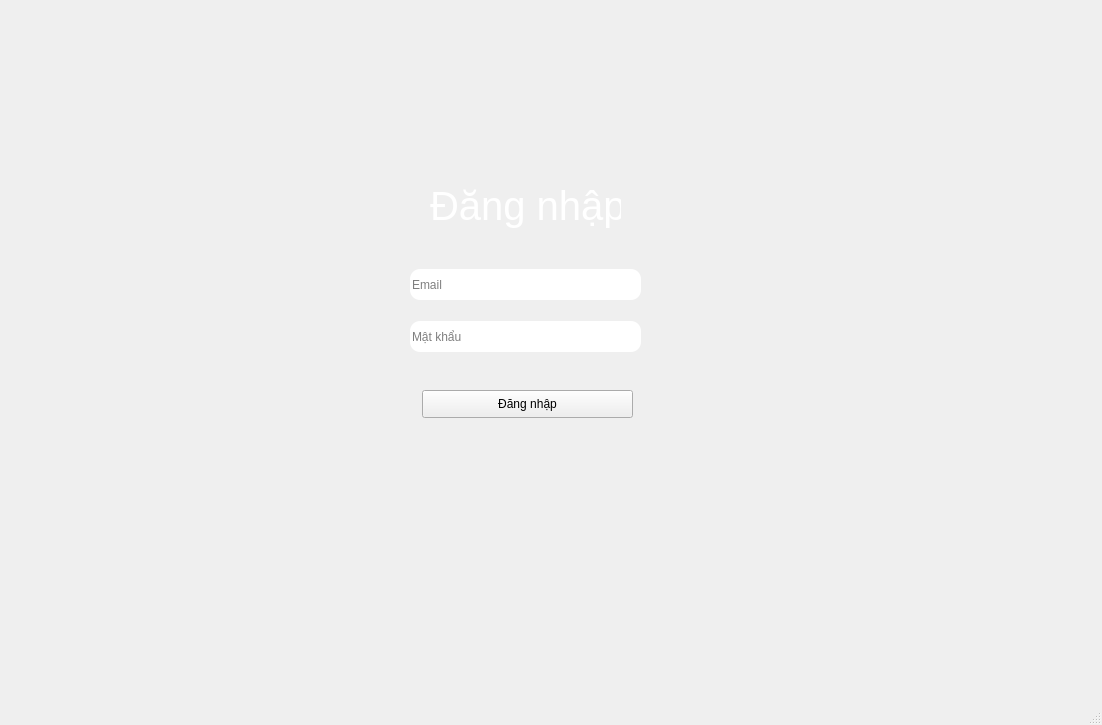
Qt form GUI/login.ui (hell0zip2000/Python_Water-Meter_Detected) before a commit.
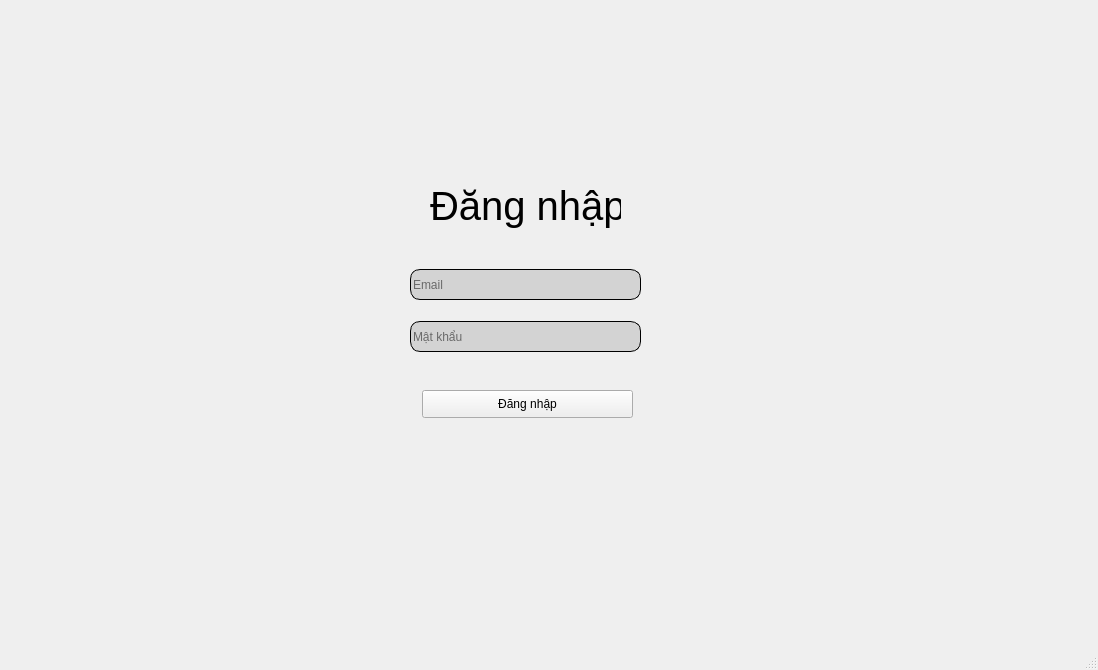
The same form after that commit. Icons and pictures are not drawn.

Commit message: fixed bugs, add background move files for cleaner read

Diff of the .ui file:
```diff
--- a/GUI/login.ui
+++ b/GUI/login.ui
@@ -6,19 +6,31 @@
    <rect>
     <x>0</x>
     <y>0</y>
-    <width>1102</width>
-    <height>725</height>
+    <width>1098</width>
+    <height>670</height>
    </rect>
   </property>
   <property name="windowTitle">
    <string>MainWindow</string>
   </property>
+  <property name="autoFillBackground">
+   <bool>true</bool>
+  </property>
   <property name="styleSheet">
    <string notr="true">background-image: url('loginBG.png');
 background-repeat: no-repeat;
 background-position: center;</string>
   </property>
   <widget class="QWidget" name="centralwidget">
+   <property name="autoFillBackground">
+    <bool>false</bool>
+   </property>
+   <property name="styleSheet">
+    <string notr="true">background-image: url(&quot;C:/Users/huynh/OneDrive/Desktop/VMmanager/Python_Water-Meter_Detected/GUI/loginBG.jpg&quot;);
+background-repeat: no-repeat;
+background-position: center;
+</string>
+   </property>
    <widget class="QLineEdit" name="UserEmail">
     <property name="geometry">
      <rect>
@@ -29,7 +41,12 @@
      </rect>
     </property>
     <property name="styleSheet">
-     <string notr="true">border-radius: 10;</string>
+     <string notr="true">QLineEdit {
+    background-color: lightgray; /* Change this to any color */
+    color: black; /* Text color */
+    border: 1px solid black; /* Optional: Border styling */
+    border-radius:10;
+}</string>
     </property>
     <property name="text">
      <string/>
@@ -48,7 +65,12 @@
      </rect>
     </property>
     <property name="styleSheet">
-     <string notr="true">border-radius:10;</string>
+     <string notr="true">QLineEdit {
+    background-color: lightgray; /* Change this to any color */
+    color: black; /* Text color */
+    border: 1px solid black; /* Optional: Border styling */
+    border-radius:10;
+}</string>
     </property>
     <property name="text">
      <string/>
@@ -99,7 +121,7 @@
      </font>
     </property>
     <property name="styleSheet">
-     <string notr="true">color:white;</string>
+     <string notr="true"/>
     </property>
     <property name="text">
      <string>Đăng nhập</string>
```
Left out of the diff: 10 changed lines with no effect on the pictures. The commit also changes 10 other files.
